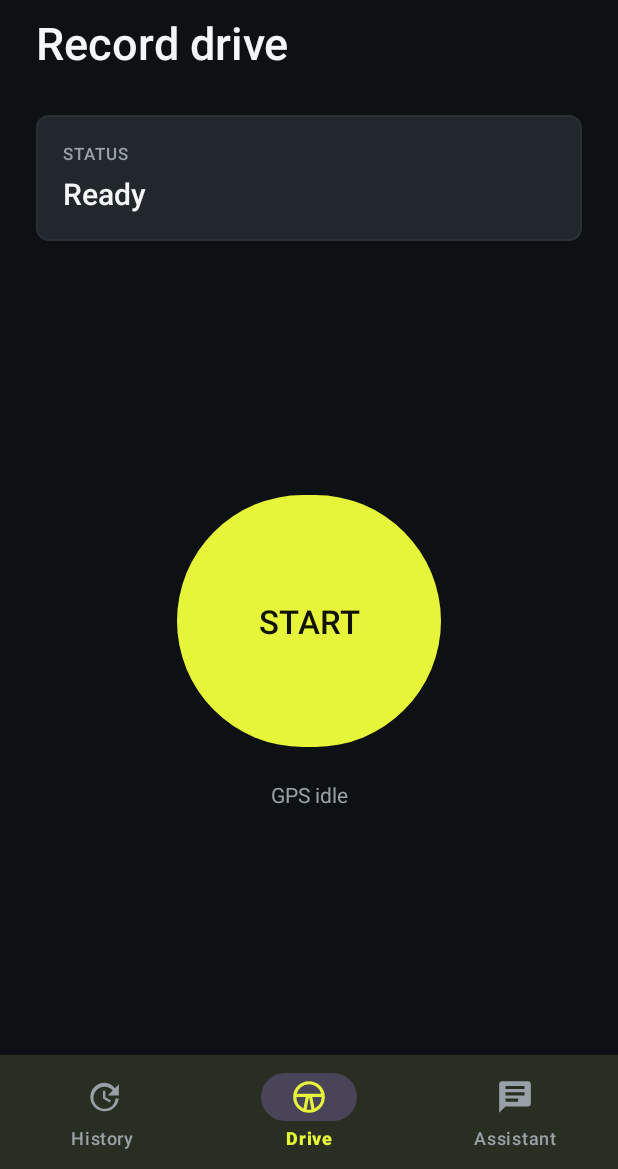
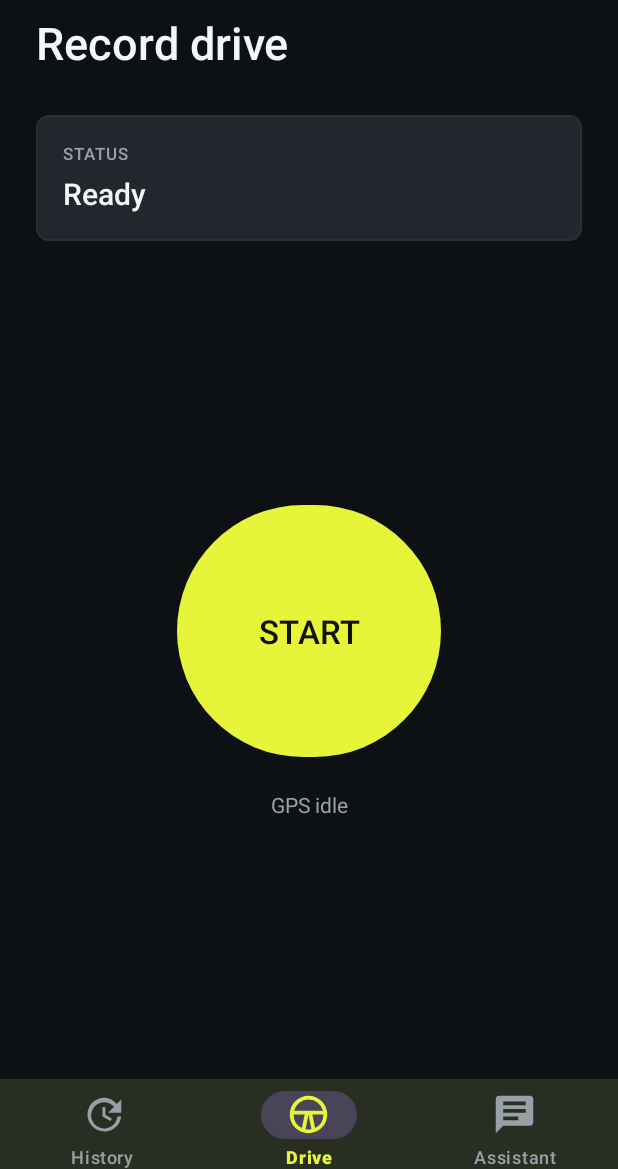
Before and after one commit to StefanOnjin/drive-insight, an Android app: the screen it shows after launch (MainActivity), on a phone screen of 412 x 824 dp, the part 67-1236 px from its top. Run offline under Robolectric (Android 15) with nearby library versions, the phone set to English and light mode, and no system bars; our stand-ins replace navigation-ui.

Commit message:
align navigation and small changes

```diff
--- a/mobile/app/src/main/java/com/driveinsight/mobile/MainActivity.java
+++ b/mobile/app/src/main/java/com/driveinsight/mobile/MainActivity.java
@@ -2,11 +2,7 @@ package com.driveinsight.mobile;
 
 import android.os.Bundle;
 
-import androidx.activity.EdgeToEdge;
 import androidx.appcompat.app.AppCompatActivity;
-import androidx.core.graphics.Insets;
-import androidx.core.view.ViewCompat;
-import androidx.core.view.WindowInsetsCompat;
 import androidx.navigation.NavController;
 import androidx.navigation.fragment.NavHostFragment;
 import androidx.navigation.ui.NavigationUI;
@@ -18,13 +14,7 @@ public class MainActivity extends AppCompatActivity {
     @Override
     protected void onCreate(Bundle savedInstanceState) {
         super.onCreate(savedInstanceState);
-        EdgeToEdge.enable(this);
         setContentView(R.layout.activity_main);
-        ViewCompat.setOnApplyWindowInsetsListener(findViewById(R.id.main), (v, insets) -> {
-            Insets systemBars = insets.getInsets(WindowInsetsCompat.Type.systemBars());
-            v.setPadding(systemBars.left, systemBars.top, systemBars.right, systemBars.bottom);
-            return insets;
-        });
 
         NavHostFragment navHostFragment = (NavHostFragment) getSupportFragmentManager()
                 .findFragmentById(R.id.nav_host_fragment);
--- a/mobile/app/src/main/res/layout/activity_main.xml
+++ b/mobile/app/src/main/res/layout/activity_main.xml
@@ -23,10 +23,13 @@
     <com.google.android.material.bottomnavigation.BottomNavigationView
         android:id="@+id/bottom_navigation"
         android:layout_width="0dp"
-        android:layout_height="76dp"
+        android:layout_height="wrap_content"
         android:background="@color/app_surface"
-        app:itemIconSize="25dp"
+        android:minHeight="60dp"
+        app:itemIconSize="30dp"
         app:itemIconTint="@color/bottom_nav_item_color"
+        app:itemPaddingBottom="3dp"
+        app:itemPaddingTop="8dp"
         app:itemRippleColor="@color/accent_yellow_soft"
         app:itemTextColor="@color/bottom_nav_item_color"
         app:labelVisibilityMode="labeled"
--- a/mobile/app/src/main/res/values-night/themes.xml
+++ b/mobile/app/src/main/res/values-night/themes.xml
@@ -6,7 +6,7 @@
         <item name="colorOnSurface">@color/text_primary</item>
         <item name="android:colorAccent">@color/accent_yellow</item>
         <item name="android:fontFamily">sans</item>
-        <item name="android:navigationBarColor">@color/app_surface</item>
+        <item name="android:navigationBarColor">@color/app_background</item>
         <item name="android:statusBarColor">@color/app_background</item>
         <item name="android:windowBackground">@color/app_background</item>
         <item name="android:windowLightNavigationBar">false</item>
--- a/mobile/app/src/main/res/values/themes.xml
+++ b/mobile/app/src/main/res/values/themes.xml
@@ -6,7 +6,7 @@
         <item name="colorOnSurface">@color/text_primary</item>
         <item name="android:colorAccent">@color/accent_yellow</item>
         <item name="android:fontFamily">sans</item>
-        <item name="android:navigationBarColor">@color/app_surface</item>
+        <item name="android:navigationBarColor">@color/app_background</item>
         <item name="android:statusBarColor">@color/app_background</item>
         <item name="android:windowBackground">@color/app_background</item>
         <item name="android:windowLightNavigationBar">false</item>
```
